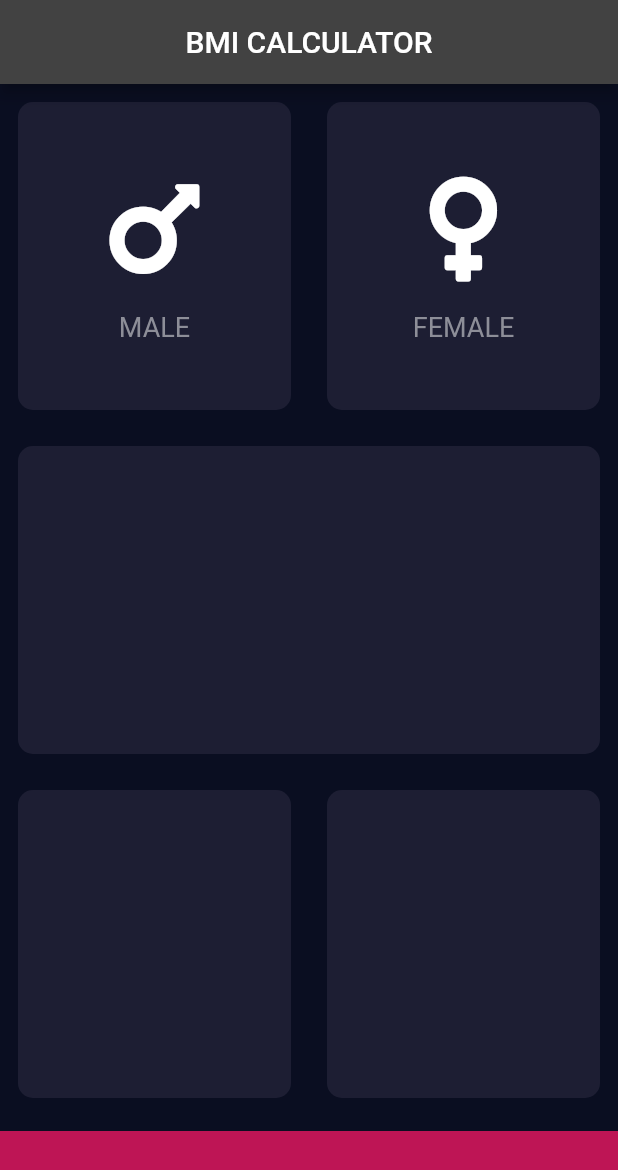
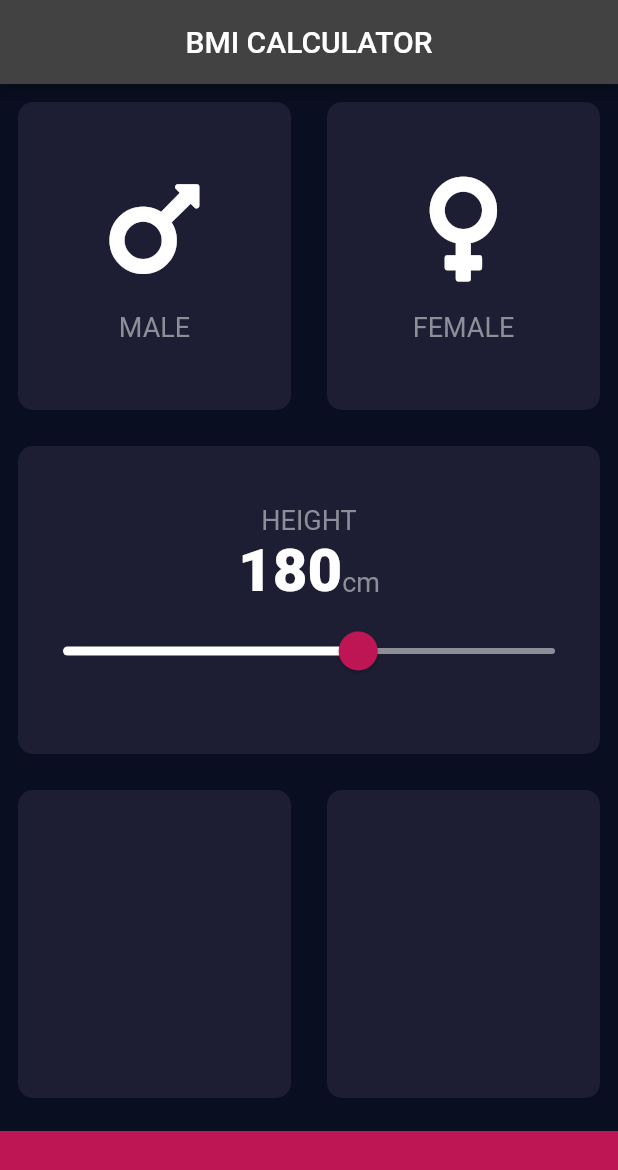
Before and after one commit to KaungThant-Zin/bmi-calculator, a Flutter app: the screen it shows after launch, on a phone screen of 412 x 824 dp. Shown: the top 1170 px of the screen. Run offline on Flutter 3.47's test engine with Material 2 defaults, Android fonts, the phone set to English and light mode, and no system bars; our stand-ins replace font_awesome_flutter.

Commit message:
done height

```diff
--- /dev/null
+++ b/lib/constants.dart
@@ -0,0 +1,16 @@
+import 'package:flutter/material.dart';
+
+const myTextStyle = TextStyle(
+  fontSize: 18.0,
+  color: Color(0xFF8D8E98),
+);
+
+const myNumStyle = TextStyle(
+  fontSize: 40.0,
+  fontWeight: FontWeight.w900,
+);
+
+const bottomContainerHeight = 70.0;
+const bottomContainerColor = Color(0xFFBE1555);
+const activeCardColor = Color(0xFF1D1E33);
+const inactiveCardColor = Color(0xFF111328);
--- a/lib/icon_content.dart
+++ b/lib/icon_content.dart
@@ -1,9 +1,5 @@
 import 'package:flutter/material.dart';
-
-const myTextStyle = TextStyle(
-  fontSize: 18.0,
-  color: Color(0xFF8D8E98),
-);
+import 'constants.dart';
 
 class IconContent extends StatelessWidget {
   final IconData myIcon;
--- a/lib/input_page.dart
+++ b/lib/input_page.dart
@@ -2,11 +2,7 @@ import 'package:flutter/material.dart';
 import 'package:font_awesome_flutter/font_awesome_flutter.dart';
 import 'icon_content.dart';
 import 'reusable_card.dart';
-
-const bottomContainerHeight = 70.0;
-const bottomContainerColor = Color(0xFFBE1555);
-const activeCardColor = Color(0xFF1D1E33);
-const inactiveCardColor = Color(0xFF111328);
+import 'constants.dart';
 
 enum Gender {
   male,
@@ -19,6 +15,7 @@ class InputPage extends StatefulWidget {
 }
 
 Gender selectedGender;
+int slideheight = 180;
 
 class _InputPageState extends State<InputPage> {
   @override
@@ -29,6 +26,7 @@ class _InputPageState extends State<InputPage> {
         centerTitle: true,
       ),
       body: Column(
+        crossAxisAlignment: CrossAxisAlignment.stretch,
         children: [
           Expanded(
             child: Row(
@@ -71,6 +69,54 @@ class _InputPageState extends State<InputPage> {
           Expanded(
             child: ReusableCard(
               bmicolour: activeCardColor,
+              childCard: Column(
+                mainAxisAlignment: MainAxisAlignment.center,
+                children: [
+                  Text(
+                    "HEIGHT",
+                    style: myTextStyle,
+                  ),
+                  Row(
+                    mainAxisAlignment: MainAxisAlignment.center,
+                    crossAxisAlignment: CrossAxisAlignment.baseline,
+                    textBaseline: TextBaseline.alphabetic,
+                    children: [
+                      Text(
+                        slideheight.toString(),
+                        style: myNumStyle,
+                      ),
+                      Text(
+                        'cm',
+                        style: myTextStyle,
+                      ),
+                    ],
+                  ),
+                  SliderTheme(
+                    data: SliderTheme.of(context).copyWith(
+                      activeTrackColor: Colors.white,
+                      inactiveTrackColor: myTextStyle.color,
+                      thumbShape: RoundSliderThumbShape(
+                        enabledThumbRadius: 13.0,
+                      ),
+                      thumbColor: bottomContainerColor,
+                      overlayColor: Color(0x29BE1555),
+                      overlayShape: RoundSliderOverlayShape(
+                        overlayRadius: 30.0,
+                      ),
+                    ),
+                    child: Slider(
+                      value: slideheight.toDouble(),
+                      min: 120.0,
+                      max: 220.0,
+                      onChanged: (double newValue) {
+                        setState(() {
+                          slideheight = newValue.round();
+                        });
+                      },
+                    ),
+                  ),
+                ],
+              ),
             ),
           ),
           Expanded(
```
